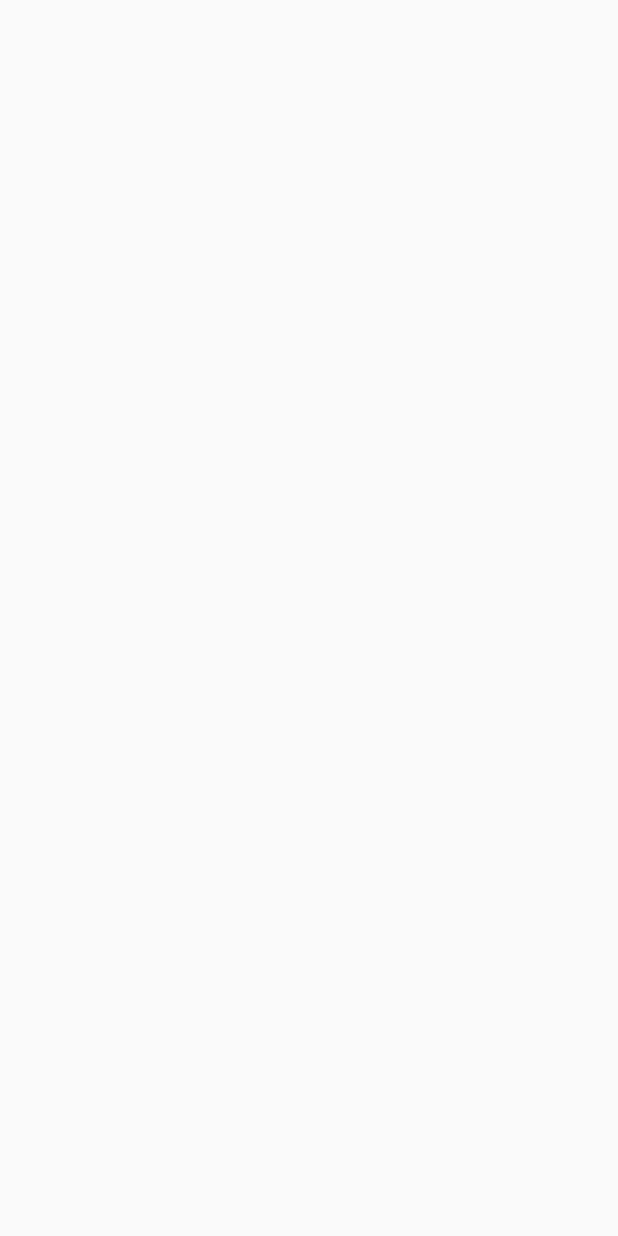
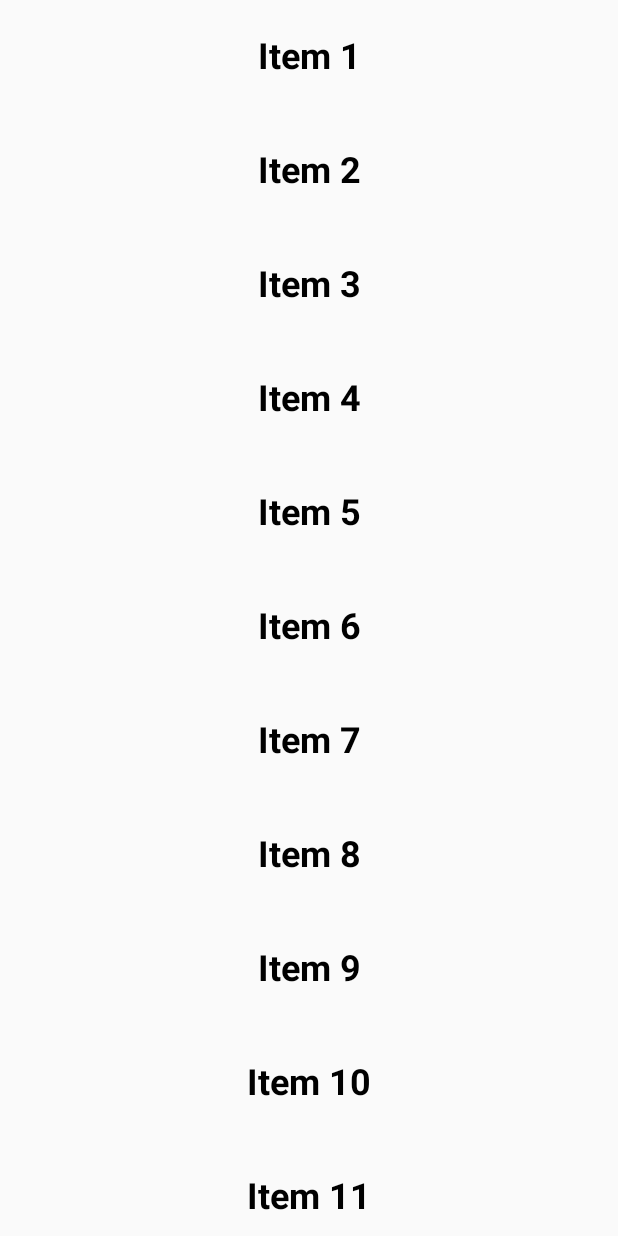
Before and after one commit to briangabini/Android-Jetpack-Compose, an Android app built with Jetpack Compose: the screen it shows after launch (MainActivity), on a phone screen of 412 x 824 dp. Before the commit the screen is empty. Run offline under Robolectric (Android 15) with nearby library versions, the phone set to English and light mode, and no system bars.

Commit message:
feat: implement scrollable Column

```diff
--- a/app/src/main/java/com/bgcoding/androidjetpackcompose/MainActivity.kt
+++ b/app/src/main/java/com/bgcoding/androidjetpackcompose/MainActivity.kt
@@ -4,21 +4,45 @@ import android.os.Bundle
 import androidx.activity.ComponentActivity
 import androidx.activity.compose.setContent
 import androidx.activity.enableEdgeToEdge
+import androidx.compose.foundation.layout.Column
 import androidx.compose.foundation.layout.fillMaxSize
+import androidx.compose.foundation.layout.fillMaxWidth
 import androidx.compose.foundation.layout.padding
+import androidx.compose.foundation.lazy.LazyColumn
+import androidx.compose.foundation.rememberScrollState
+import androidx.compose.foundation.verticalScroll
 import androidx.compose.material3.Scaffold
 import androidx.compose.material3.Text
 import androidx.compose.runtime.Composable
 import androidx.compose.ui.Modifier
+import androidx.compose.ui.text.font.FontWeight
+import androidx.compose.ui.text.style.TextAlign
 import androidx.compose.ui.tooling.preview.Preview
+import androidx.compose.ui.unit.dp
+import androidx.compose.ui.unit.sp
 import com.bgcoding.androidjetpackcompose.ui.theme.AndroidJetpackComposeTheme
 
 class MainActivity : ComponentActivity() {
     override fun onCreate(savedInstanceState: Bundle?) {
         super.onCreate(savedInstanceState)
-        enableEdgeToEdge()
+//        enableEdgeToEdge()
         setContent {
-
+            val scrollState = rememberScrollState()
+            Column(
+                modifier = Modifier.verticalScroll(scrollState)
+            ) {
+                for (i in 1..50) {
+                    Text(
+                        text = "Item $i",
+                        fontSize = 24.sp,
+                        fontWeight = FontWeight.Bold,
+                        textAlign = TextAlign.Center,
+                        modifier = Modifier
+                            .fillMaxWidth()
+                            .padding(vertical = 24.dp)
+                    )
+                }
+                }
         }
     }
 }
```
